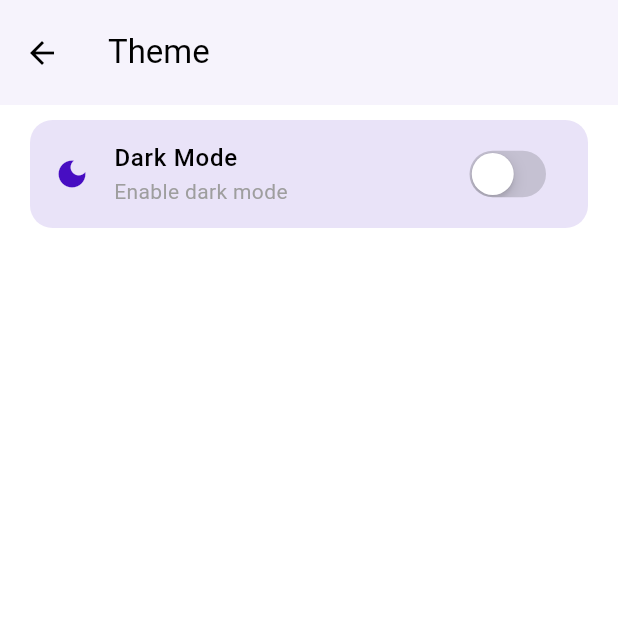
After one commit to kaiumallimon/meditouch-user, a Flutter app: the ThemeScreen screen opened by its route, on a phone screen of 412 x 824 dp, the top half of it. The commit adds this screen. Run offline on Flutter 3.47's test engine with Material 3 defaults, Android fonts, the phone set to English and light mode, and no system bars; our stand-ins replace cached_network_image, cloud_firestore, equatable, firebase_auth, firebase_core, firebase_storage and 10 more; missing offline and left inert: r_icon_pro; accounts and stored records are empty; Roboto replaces fonts that are missing (SF-Pro-Text).

Commit message:
feat: add ThemeScreen for managing dark mode settings and enhance AccountScreen with alerts for unavailable features

```diff
--- /dev/null
+++ b/lib/features/dashboard/features/account/presentation/screens/theme_screen.dart
@@ -0,0 +1,63 @@
+import 'package:flutter/cupertino.dart';
+import 'package:flutter/material.dart';
+import 'package:flutter_bloc/flutter_bloc.dart';
+import 'package:meditouch/features/dashboard/features/account/presentation/widgets/custom_tile.dart';
+
+import '../../logics/theme_cubit.dart';
+
+class ThemeScreen extends StatelessWidget {
+  const ThemeScreen({super.key});
+
+  @override
+  Widget build(BuildContext context) {
+    // get theme
+    final theme = Theme.of(context).colorScheme;
+
+    return SafeArea(
+      child: Scaffold(
+        // app bar
+        appBar: AppBar(
+          title: const Text('Theme'),
+          backgroundColor: theme.surfaceContainer,
+          toolbarHeight: 70,
+        ),
+
+        // body
+        body: Padding(
+          // padding
+          padding: const EdgeInsets.symmetric(horizontal: 20, vertical: 10),
+          child: Column(
+            crossAxisAlignment: CrossAxisAlignment.start,
+            children: [
+              // dark mode tile
+              CustomTile(
+                  onTap: () {
+                    // toggle dark mode
+                    context.read<ThemeCubit>().toggleTheme();
+                  },
+                  padding: 10,
+                  tileColor: theme.primaryContainer,
+                  borderRadius: 15,
+                  leading: Icon(Icons.dark_mode, color: theme.primary),
+                  title: const Text('Dark Mode',
+                      style:
+                          TextStyle(fontSize: 16, fontWeight: FontWeight.w500)),
+                  subtitle: const Text('Enable dark mode',
+                      style: TextStyle(fontSize: 14, color: Colors.grey)),
+
+                  // trailing switch button for dark mode toggle
+                  trailing: CupertinoSwitch(
+                      activeColor: theme.primary,
+
+                      // get the current theme from the cubit
+                      value: context.watch<ThemeCubit>().state,
+                      onChanged: (value) {
+                        context.read<ThemeCubit>().toggleTheme();
+                      })),
+            ],
+          ),
+        ),
+      ),
+    );
+  }
+}
```
Also changed, not shown: lib/features/dashboard/features/account/presentation/screens/account_screen.dart (+23 -0 lines).
